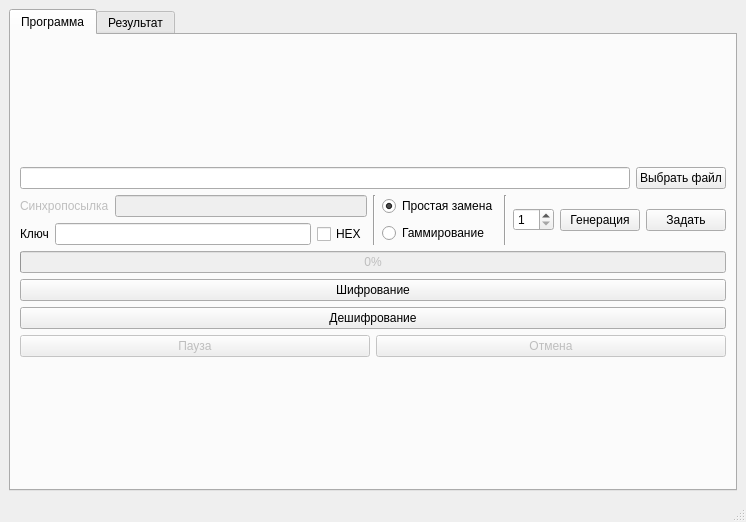
Old version of the form mainwindow.ui in the repository pavelrd/Decryptor.
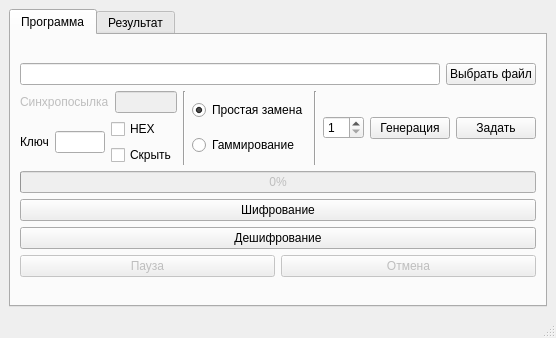
New version of the form.

Commit message: Теперь выбор режима HEX стирает старые данные ключа и синхропосылки Добавлена галочка "скрыть" чтобы спрятать ключ

Patch:
```diff
--- a/mainwindow.ui
+++ b/mainwindow.ui
@@ -9,8 +9,8 @@
    <rect>
     <x>0</x>
     <y>0</y>
-    <width>746</width>
-    <height>522</height>
+    <width>556</width>
+    <height>338</height>
    </rect>
   </property>
   <property name="windowTitle">
@@ -142,11 +142,22 @@
                    </widget>
                   </item>
                   <item>
-                   <widget class="QCheckBox" name="checkBox_hex">
-                    <property name="text">
-                     <string>HEX</string>
-                    </property>
-                   </widget>
+                   <layout class="QVBoxLayout" name="verticalLayout_5">
+                    <item>
+                     <widget class="QCheckBox" name="checkBox_hex">
+                      <property name="text">
+                       <string>HEX</string>
+                      </property>
+                     </widget>
+                    </item>
+                    <item>
+                     <widget class="QCheckBox" name="checkBox_hide">
+                      <property name="text">
+                       <string>Скрыть</string>
+                      </property>
+                     </widget>
+                    </item>
+                   </layout>
                   </item>
                  </layout>
                 </item>
```
Left out of the diff: 28 changed lines with no effect on the pictures. The commit also changes 3 other files.
